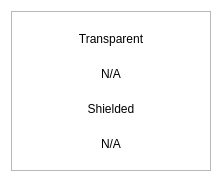
pcoinproject/pcoin, file src/qt/pcoin/forms/balancebubble.ui: the form before one commit.
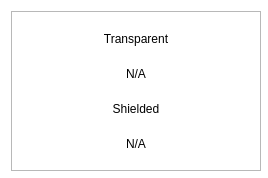
The form after the commit.

Commit message:
[GUI]  Topbar balance + BalanceBubble improvements
Transparent and shielded string removed

Distinguish between transparent and shielded with color

UI improvements for topbar and BalanceBubble

What changed in the file:
```diff
--- a/src/qt/pcoin/forms/balancebubble.ui
+++ b/src/qt/pcoin/forms/balancebubble.ui
@@ -6,19 +6,19 @@
    <rect>
     <x>0</x>
     <y>0</y>
-    <width>218</width>
+    <width>268</width>
     <height>178</height>
    </rect>
   </property>
   <property name="minimumSize">
    <size>
-    <width>218</width>
+    <width>268</width>
     <height>178</height>
    </size>
   </property>
   <property name="maximumSize">
    <size>
-    <width>250</width>
+    <width>300</width>
     <height>178</height>
    </size>
   </property>
@@ -38,13 +38,13 @@
     <widget class="QFrame" name="frame">
      <property name="minimumSize">
       <size>
-       <width>200</width>
+       <width>250</width>
        <height>160</height>
       </size>
      </property>
      <property name="maximumSize">
       <size>
-       <width>250</width>
+       <width>300</width>
        <height>160</height>
       </size>
      </property>
```
The commit also changes 5 other files.
